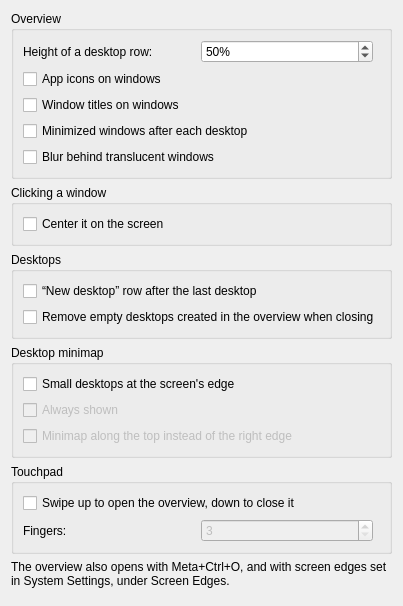
The window that package/contents/ui/config.ui (divinae/karousel-overview) describes before a commit, drawn with Qt 5.
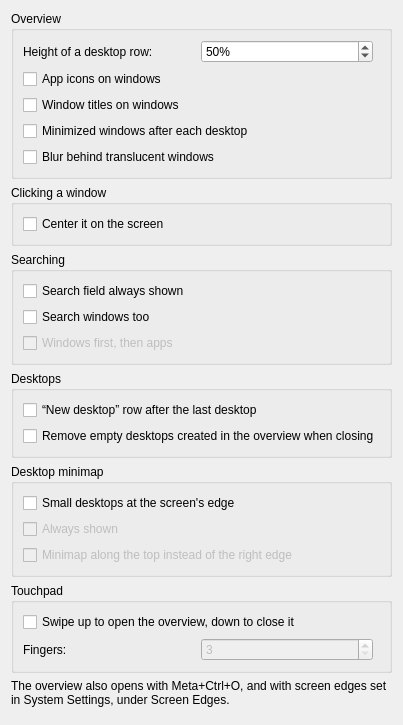
The same window after the commit.

Commit message: Search panel with KRunner results and settings, grabbing columns by the strip above them

```diff
--- a/package/contents/ui/config.ui
+++ b/package/contents/ui/config.ui
@@ -114,6 +114,48 @@
      </layout>
     </widget>
    </item>
+   <item>
+    <widget class="QGroupBox" name="groupSearch">
+     <property name="title">
+      <string>Searching</string>
+     </property>
+     <layout class="QVBoxLayout">
+       <item>
+        <widget class="QCheckBox" name="kcfg_SearchFieldShown">
+         <property name="text">
+          <string>Search field always shown</string>
+         </property>
+         <property name="toolTip">
+          <string>Otherwise it only shows once you start typing, typing searches either way</string>
+         </property>
+        </widget>
+       </item>
+       <item>
+        <widget class="QCheckBox" name="kcfg_SearchWindows">
+         <property name="text">
+          <string>Search windows too</string>
+         </property>
+         <property name="toolTip">
+          <string>Typing filters the windows on the desktops; otherwise it only searches apps and more, like KRunner</string>
+         </property>
+        </widget>
+       </item>
+       <item>
+        <widget class="QCheckBox" name="kcfg_SearchWindowsFirst">
+         <property name="enabled">
+          <bool>false</bool>
+         </property>
+         <property name="text">
+          <string>Windows first, then apps</string>
+         </property>
+         <property name="toolTip">
+          <string>Arrows and Enter go to the matching windows, Up or Tab to the apps above them; otherwise the other way round, Enter starts the first app</string>
+         </property>
+        </widget>
+       </item>
+     </layout>
+    </widget>
+   </item>
    <item>
     <widget class="QGroupBox" name="groupDesktops">
      <property name="title">
```
Left out of the diff: 6 changed lines with no effect on the pictures. The commit also changes 11 other files.
